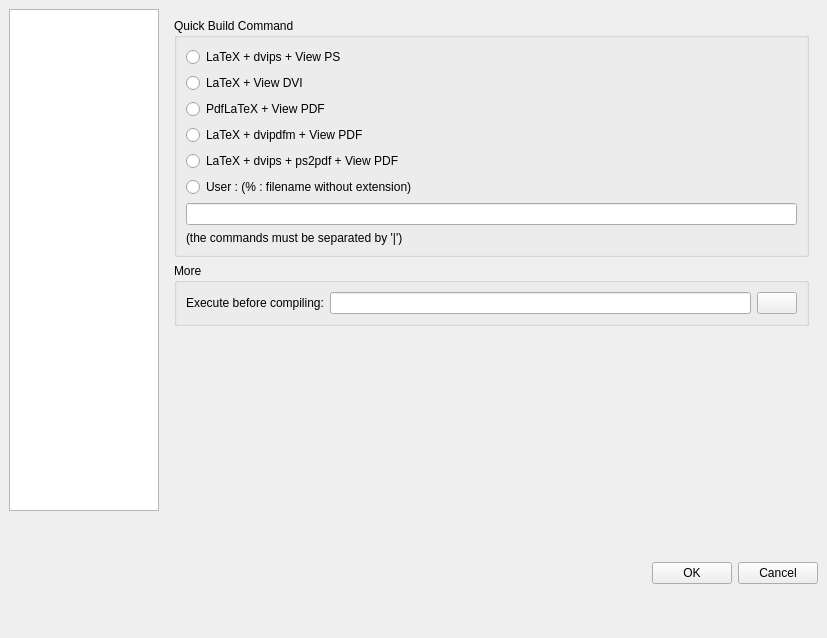
Before: the Qt Designer form configdialog.ui in svn2github/texstudio-trunk, drawn with Qt 5.
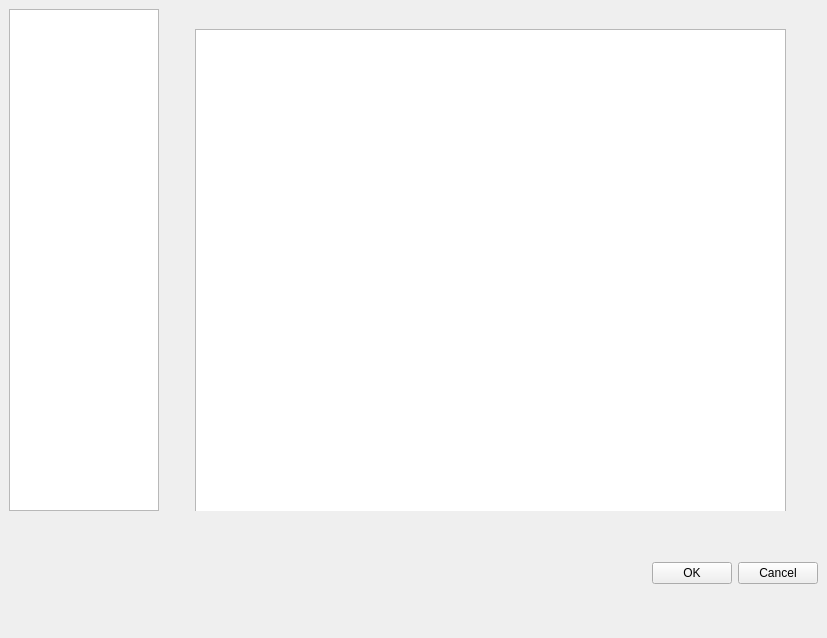
After: the same form once the commit is applied. Icons and pictures are not drawn.

Commit message: Completer changed that it can read completion word lists which were created for kile (*.cwl) The config dialog was adapted accordingly Structure parser was extended to parse for newly defined latex commands, which are also used for command completion Correction that shortcust can be deleted

What changed in the file:
```diff
--- a/configdialog.ui
+++ b/configdialog.ui
@@ -33,8 +33,8 @@
        <height>442</height>
       </size>
      </property>
-     <property name="currentIndex" >
-      <number>1</number>
+     <property name="currentIndex">
+      <number>4</number>
      </property>
      <widget class="QWidget" name="pt" >
       <layout class="QVBoxLayout" >
@@ -821,6 +821,21 @@
        </item>
       </layout>
      </widget>
+     <widget class="QWidget" name="page">
+      <widget class="QListWidget" name="completeListWidget">
+       <property name="geometry">
+        <rect>
+         <x>30</x>
+         <y>20</y>
+         <width>591</width>
+         <height>511</height>
+        </rect>
+       </property>
+       <property name="sortingEnabled">
+        <bool>true</bool>
+       </property>
+      </widget>
+     </widget>
     </widget>
    </item>
    <item row="1" column="0" >
```
Left out of the diff: 661 changed lines with no effect on the pictures. The commit also changes 107 other files.
